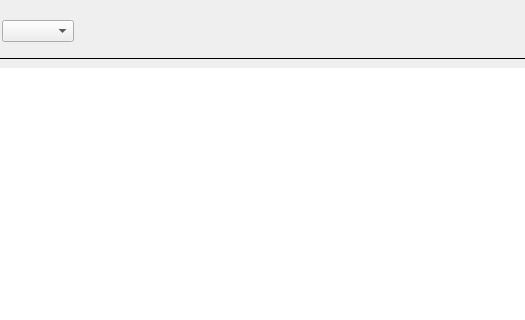
networkoptix/nx_open, file vms/client/nx_vms_client_desktop/src/ui/dialogs/event_log_dialog.ui: the form before one commit; both pictures show x 268 to 793 and y 0 to 320 of the 1200 by 642 pixel window.
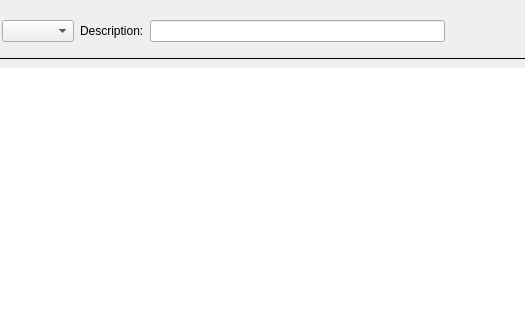
The form after the commit. Custom widgets are drawn as their Qt base class.

Commit message:
VMS-15152: Text search in Event log
<==== Mercurial data ====>
Branch: vms_4.1_server

Diff of the .ui file:
```diff
--- a/vms/client/nx_vms_client_desktop/src/ui/dialogs/event_log_dialog.ui
+++ b/vms/client/nx_vms_client_desktop/src/ui/dialogs/event_log_dialog.ui
@@ -53,6 +53,16 @@
         </property>
        </widget>
       </item>
+      <item>
+       <widget class="QLabel" name="label">
+        <property name="text">
+         <string>Description:</string>
+        </property>
+       </widget>
+      </item>
+      <item>
+       <widget class="QLineEdit" name="textFilter"/>
+      </item>
       <item>
        <spacer name="horizontalSpacer_2">
         <property name="orientation">
```
The commit also changes 6 other files.
